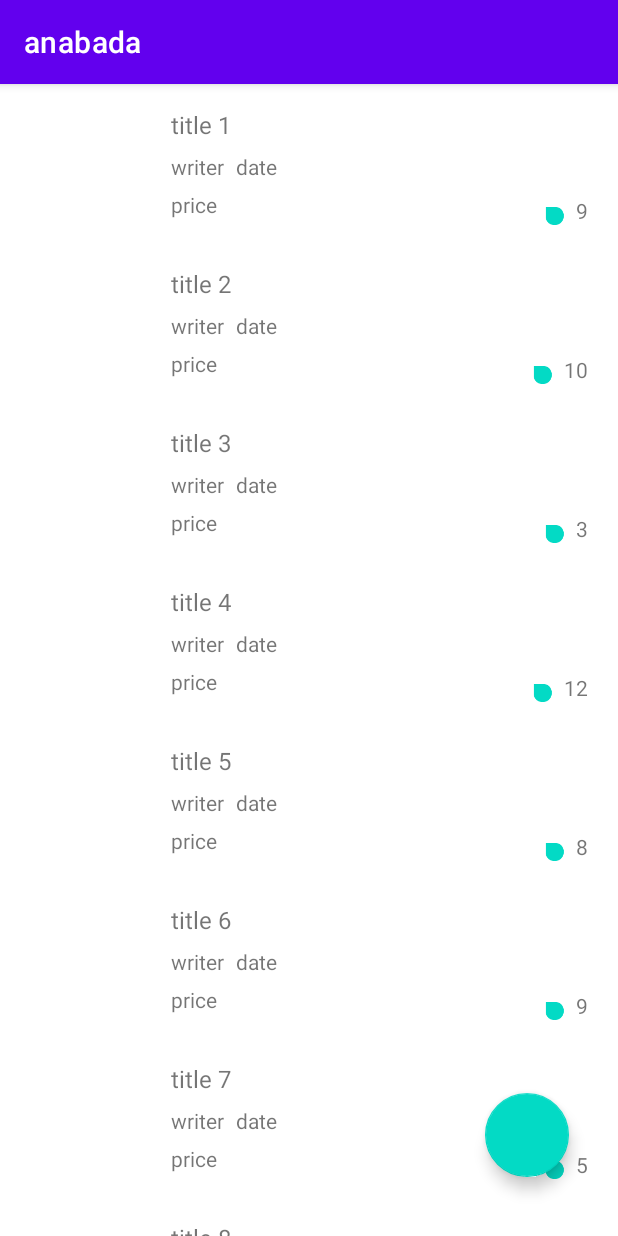
After one commit to skychoi1010/anabada, an Android app: the BoardDetailActivity screen opened directly, with no data from a screen before it, on a phone screen of 412 x 824 dp. The commit adds this screen. Run offline under Robolectric (Android 15) with nearby library versions, the phone set to English and light mode, and no system bars.

Commit message:
api service updated

```diff
--- a/app/src/main/AndroidManifest.xml
+++ b/app/src/main/AndroidManifest.xml
@@ -20,6 +20,7 @@
         <activity android:name=".SignUpActivity"/>
         <activity android:name=".BoardActivity"/>
         <activity android:name=".PostActivity"/>
+        <activity android:name=".BoardDetailActivity"/>
     </application>
 
 </manifest>
--- a/app/src/main/java/com/example/anabada/ApiService.kt
+++ b/app/src/main/java/com/example/anabada/ApiService.kt
@@ -1,6 +1,7 @@
 package com.example.anabada
 
 import okhttp3.Interceptor
+import okhttp3.MultipartBody
 import okhttp3.OkHttpClient
 import okhttp3.logging.HttpLoggingInterceptor
 import retrofit2.Call
@@ -31,11 +32,64 @@ interface ApiService {
             @Field("nickname") nickname:String
     ): Call<SignUpRes>
 
-    @GET("board?page=")
+    @GET("board?page={page}")
     fun reqBoard(
-            @Query("success") success:Boolean,
-            @Query("resultCode") resultCode:String
+            @Query("page") page:Int
     ): Call<BoardPageRes>
+
+    @GET("board/{id}")
+    fun reqBoardDetail(
+        @Query("id") id:Int
+    ): Call<BoardDetailRes>
+
+    @Multipart
+    @POST("image")
+    fun reqPostImage(
+        @Part image:MultipartBody.Part
+    ): Call<PostImageRes>
+
+    @FormUrlEncoded
+    @POST("board")
+    fun reqPostContent(
+        @Field("title") title: String,
+        @Field("price") price: Int,
+        @Field("contents") contents: String,
+        @Field("imgId") imgId: Int
+    ): Call<PostContentRes>
+
+    @FormUrlEncoded
+    @PUT("board/{id}")
+    fun reqReviseContent(
+        @Field("title") title: String,
+        @Field("price") price: Int,
+        @Field("contents") contents: String,
+        @Field("imgId") imgId: Int //TODO not confirmed
+    ): Call<ReviseContentRes>
+
+    @FormUrlEncoded
+    @DELETE("board/{id}")
+    fun reqDeleteContent(
+        @Field("id") id: Int
+    ): Call<DeleteContentRes>
+
+    @FormUrlEncoded
+    @POST("coment")
+    fun reqPostComment(
+        @Field("boardId") boardId: Int,
+        @Field("contents") contents: String
+    ): Call<PostCommentRes>
+
+    @FormUrlEncoded
+    @PUT("coment/{id}")
+    fun reqReviseComment(
+        @Field("contents") contents: String
+    ): Call<ReviseCommentRes>
+
+    @FormUrlEncoded
+    @DELETE("coment/{id}")
+    fun reqDeleteComment(
+        @Field("id") id: Int
+    ): Call<DeleteCommentRes>
 
     companion object {
         private const val BASE_URL = "https://anabada.du.r.appspot.com/api/"
--- /dev/null
+++ b/app/src/main/java/com/example/anabada/BoardDetailActivity.kt
@@ -0,0 +1,26 @@
+package com.example.anabada
+
+import android.os.Bundle
+import androidx.appcompat.app.AppCompatActivity
+import androidx.recyclerview.widget.LinearLayoutManager
+import com.example.anabada.databinding.ActivityBoardBinding
+
+class BoardDetailActivity: AppCompatActivity() {
+
+    private val boardRecyclerAdapter = BoardRecyclerAdapter()
+
+    override fun onCreate(savedInstanceState: Bundle?) {
+        super.onCreate(savedInstanceState)
+        val binding = ActivityBoardBinding.inflate(layoutInflater)
+        setContentView(binding.root)
+        initView(binding)
+    }
+
+    private fun initView(binding: ActivityBoardBinding) {
+        binding.rvBoard.adapter = boardRecyclerAdapter
+        binding.rvBoard.layoutManager = LinearLayoutManager(this)
+
+        val api = ApiService.create()
+
+    }
+}
--- a/app/src/main/java/com/example/anabada/SignUpActivity.kt
+++ b/app/src/main/java/com/example/anabada/SignUpActivity.kt
@@ -77,8 +77,6 @@ class SignUpActivity: AppCompatActivity() {
                 api.reqSignUp(uid, upw, nickname).enqueue(object : Callback<SignUpRes> {
                     override fun onFailure(call: Call<SignUpRes>, t: Throwable) {
                         Toast.makeText(this@SignUpActivity, "Failed connection", Toast.LENGTH_SHORT).show()
-                        val intent = Intent(this@SignUpActivity, BoardActivity::class.java)
-                        startActivity(intent)
                     }
 
                     override fun onResponse(call: Call<SignUpRes>, response: Response<SignUpRes>) {
```
Also changed, not shown: app/src/main/java/com/example/anabada/BoardActivity.kt (+20 -0 lines), app/src/main/java/com/example/anabada/Res.kt (+0 -23 lines).
